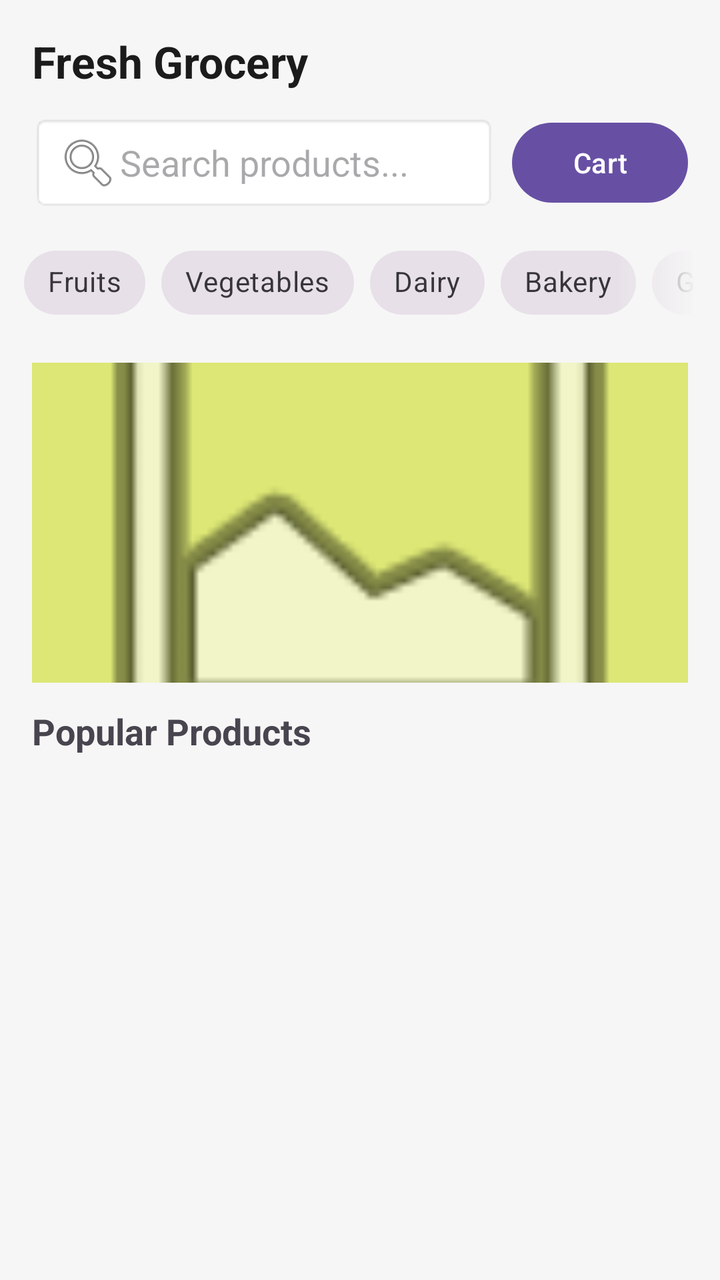
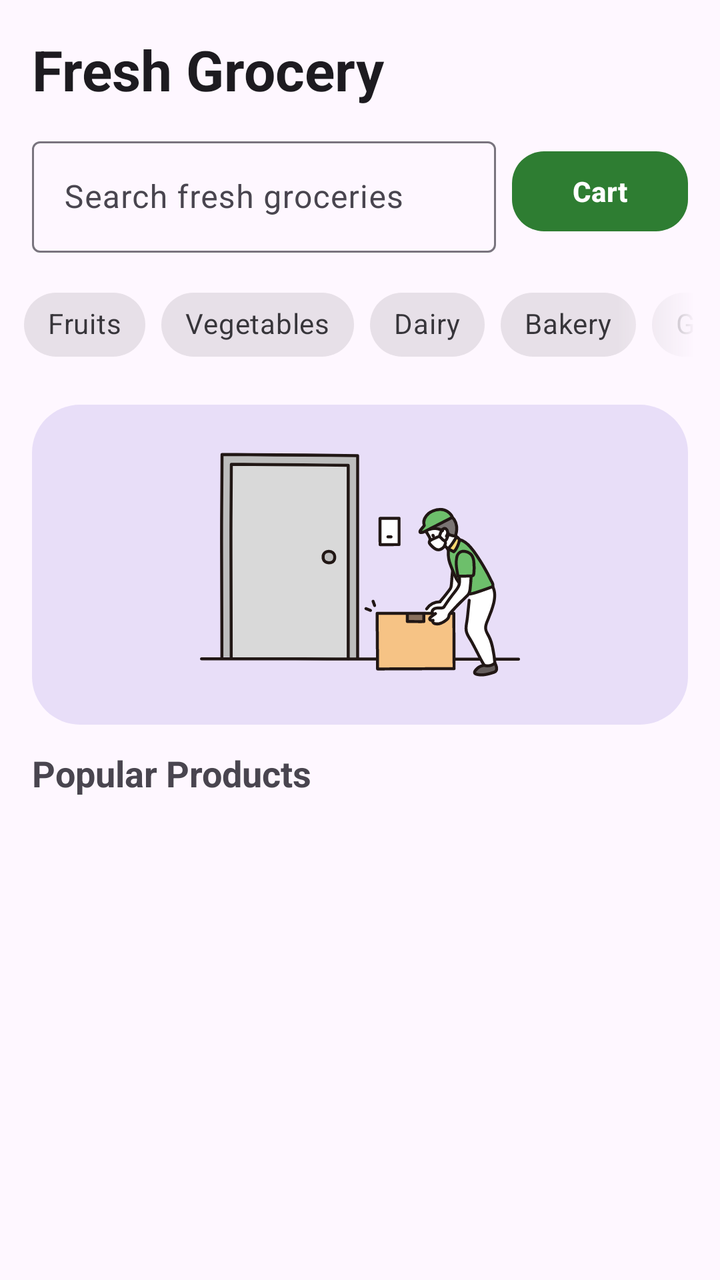

Compare the two renders of this Android layout. The source of the first and the diff that turns it into the second are given below.
<!-- AndroidManifest.xml: application theme Theme.EaseGrocery -->
<!-- res/layout/activity_home.xml -->
<?xml version="1.0" encoding="utf-8"?>
<androidx.constraintlayout.widget.ConstraintLayout
    xmlns:android="http://schemas.android.com/apk/res/android"
    xmlns:app="http://schemas.android.com/apk/res-auto"
    android:layout_width="match_parent"
    android:layout_height="match_parent"
    android:fitsSystemWindows="true"
    android:background="#F6F6F6">

    
    <TextView
        android:id="@+id/tvTitle"
        android:layout_width="wrap_content"
        android:layout_height="wrap_content"
        android:text="Fresh Grocery"
        android:textSize="22sp"
        android:textStyle="bold"
        android:textColor="#1B1B1B"
        android:layout_margin="16dp"
        app:layout_constraintTop_toTopOf="parent"
        app:layout_constraintStart_toStartOf="parent"/>

    <LinearLayout
        android:id="@+id/searchCartLayout"
        android:layout_width="0dp"
        android:layout_height="wrap_content"
        android:orientation="horizontal"
        android:layout_marginHorizontal="16dp"
        android:layout_marginTop="12dp"
        android:gravity="center_vertical"
        app:layout_constraintTop_toBottomOf="@id/tvTitle"
        app:layout_constraintStart_toStartOf="parent"
        app:layout_constraintEnd_toEndOf="parent">

        
        <EditText
            android:id="@+id/etSearch"
            android:layout_width="0dp"
            android:layout_height="48dp"
            android:layout_weight="1"
            android:hint="Search products..."
            android:padding="12dp"
            android:background="@android:drawable/editbox_background"
            android:drawableStart="@android:drawable/ic_menu_search"
            android:inputType="text"
            android:imeOptions="actionSearch"/>

        
        <Button
            android:id="@+id/btnCart"
            android:layout_width="wrap_content"
            android:layout_height="48dp"
            android:text="Cart"
            android:layout_marginStart="8dp"/>

    </LinearLayout>

    
    
    <HorizontalScrollView
        android:id="@+id/chipScroll"
        android:layout_width="0dp"
        android:layout_height="wrap_content"
        android:layout_marginTop="12dp"
        android:paddingStart="12dp"
        android:paddingEnd="12dp"
        android:scrollbars="none"
        app:layout_constraintTop_toBottomOf="@id/searchCartLayout"
        app:layout_constraintStart_toStartOf="parent"
        android:requiresFadingEdge="horizontal"
        android:fadingEdgeLength="40dp"
        android:overScrollMode="always"
        app:layout_constraintEnd_toEndOf="parent">

        <com.google.android.material.chip.ChipGroup
            android:id="@+id/chipGroupCategories"
            android:layout_width="wrap_content"
            android:layout_height="wrap_content"
            app:singleSelection="true"
            app:selectionRequired="false"
            app:chipSpacingHorizontal="8dp">

            <com.google.android.material.chip.Chip
                android:text="Fruits"
                android:layout_width="wrap_content"
                android:layout_height="wrap_content"
                style="@style/Widget.MaterialComponents.Chip.Choice"/>

            <com.google.android.material.chip.Chip
                android:text="Vegetables"
                android:layout_width="wrap_content"
                android:layout_height="wrap_content"
                style="@style/Widget.MaterialComponents.Chip.Choice"/>

            <com.google.android.material.chip.Chip
                android:text="Dairy"
                android:layout_width="wrap_content"
                android:layout_height="wrap_content"
                style="@style/Widget.MaterialComponents.Chip.Choice"/>

            <com.google.android.material.chip.Chip
                android:text="Bakery"
                android:layout_width="wrap_content"
                android:layout_height="wrap_content"
                style="@style/Widget.MaterialComponents.Chip.Choice"/>

            <com.google.android.material.chip.Chip
                android:text="Grocery"
                android:layout_width="wrap_content"
                android:layout_height="wrap_content"
                style="@style/Widget.MaterialComponents.Chip.Choice"/>

            <com.google.android.material.chip.Chip
                android:text="Beverages"
                android:layout_width="wrap_content"
                android:layout_height="wrap_content"
                style="@style/Widget.MaterialComponents.Chip.Choice"/>

            <com.google.android.material.chip.Chip
                android:text="Household"
                android:layout_width="wrap_content"
                android:layout_height="wrap_content"
                style="@style/Widget.MaterialComponents.Chip.Choice"/>

        </com.google.android.material.chip.ChipGroup>

    </HorizontalScrollView>

    
    <ImageView
        android:id="@+id/banner"
        android:layout_width="0dp"
        android:layout_height="160dp"
        android:layout_margin="16dp"
        android:scaleType="centerCrop"
        android:src="@android:drawable/ic_menu_gallery"
        android:background="#DCE775"

        app:layout_constraintStart_toStartOf="parent"
        app:layout_constraintTop_toBottomOf="@id/chipScroll"
        app:layout_constraintEnd_toEndOf="parent"/>

    
    <TextView
        android:id="@+id/tvSection"
        android:layout_width="wrap_content"
        android:layout_height="wrap_content"
        android:text="Popular Products"
        android:textSize="18sp"
        android:textStyle="bold"
        android:layout_marginStart="16dp"
        android:layout_marginTop="12dp"
        app:layout_constraintTop_toBottomOf="@id/banner"
        app:layout_constraintStart_toStartOf="parent"/>

    
    <androidx.recyclerview.widget.RecyclerView
        android:id="@+id/recyclerProducts"
        android:layout_width="0dp"
        android:layout_height="0dp"
        android:padding="8dp"
        app:layout_constraintTop_toBottomOf="@id/tvSection"
        app:layout_constraintBottom_toBottomOf="parent"
        app:layout_constraintStart_toStartOf="parent"
        app:layout_constraintEnd_toEndOf="parent"/>

</androidx.constraintlayout.widget.ConstraintLayout>
<!-- resources referenced by this layout -->
<resources>
  <style name="Theme.EaseGrocery" parent="Base.Theme.EaseGrocery" />
  <style name="Base.Theme.EaseGrocery" parent="Theme.Material3.DayNight.NoActionBar">
          
          
          <item name="android:windowDrawsSystemBarBackgrounds">true</item>
          <item name="android:windowTranslucentStatus">false</item>
      </style>
</resources>

<!-- the commit's change to res/layout/activity_home.xml (unified diff, before → after) -->
@@ -5,7 +5,9 @@
     android:layout_width="match_parent"
     android:layout_height="match_parent"
     android:fitsSystemWindows="true"
-    android:background="#F6F6F6">
+    android:background="?android:colorBackground"
+    android:clipChildren="false"
+    android:clipToPadding="false">
 
     
     <TextView
@@ -13,9 +15,9 @@
         android:layout_width="wrap_content"
         android:layout_height="wrap_content"
         android:text="Fresh Grocery"
-        android:textSize="22sp"
+        android:textColor="?android:textColorPrimary"
+        android:textSize="28sp"
         android:textStyle="bold"
-        android:textColor="#1B1B1B"
         android:layout_margin="16dp"
         app:layout_constraintTop_toTopOf="parent"
         app:layout_constraintStart_toStartOf="parent"/>
@@ -28,30 +30,55 @@
         android:layout_marginHorizontal="16dp"
         android:layout_marginTop="12dp"
         android:gravity="center_vertical"
+        android:clipChildren="false"
+        android:clipToPadding="false"
         app:layout_constraintTop_toBottomOf="@id/tvTitle"
         app:layout_constraintStart_toStartOf="parent"
         app:layout_constraintEnd_toEndOf="parent">
 
         
-        <EditText
-            android:id="@+id/etSearch"
+        <com.google.android.material.textfield.TextInputLayout
             android:layout_width="0dp"
-            android:layout_height="48dp"
+            android:layout_height="wrap_content"
             android:layout_weight="1"
-            android:hint="Search products..."
-            android:padding="12dp"
-            android:background="@android:drawable/editbox_background"
-            android:drawableStart="@android:drawable/ic_menu_search"
-            android:inputType="text"
-            android:imeOptions="actionSearch"/>
+            style="@style/Widget.Material3.TextInputLayout.OutlinedBox">
 
-        
-        <Button
-            android:id="@+id/btnCart"
+            <com.google.android.material.textfield.TextInputEditText
+                android:id="@+id/etSearch"
+                android:layout_width="match_parent"
+                android:layout_height="wrap_content"
+                android:hint="Search fresh groceries"/>
+        </com.google.android.material.textfield.TextInputLayout>
+
+        <FrameLayout
             android:layout_width="wrap_content"
-            android:layout_height="48dp"
-            android:text="Cart"
-            android:layout_marginStart="8dp"/>
+            android:layout_height="wrap_content"
+            android:layout_marginStart="8dp"
+            android:clipChildren="false"
+            android:clipToPadding="false">
+
+            <Button
+                android:id="@+id/btnCart"
+                style="@style/GreenButton"
+                android:layout_width="wrap_content"
+                android:layout_height="wrap_content"
+                android:text="Cart"/>
+
+            <TextView
+                android:id="@+id/tvCartBadge"
+                android:layout_width="20dp"
+                android:layout_height="20dp"
+                android:layout_gravity="top|end"
+                android:layout_marginTop="-4dp"
+                android:layout_marginEnd="-4dp"
+                android:background="@drawable/cart_badge_bg"
+                android:gravity="center"
+                android:text="0"
+                android:textColor="@android:color/white"
+                android:textSize="10sp"
+                android:textStyle="bold"
+                android:visibility="gone"/>
+        </FrameLayout>
 
     </LinearLayout>
 
@@ -77,6 +104,9 @@
             android:layout_width="wrap_content"
             android:layout_height="wrap_content"
             app:singleSelection="true"
+            style="@style/Widget.Material3.Chip.Filter"
+            app:chipBackgroundColor="@color/chip_bg"
+            app:checkedIconVisible="false"
             app:selectionRequired="false"
             app:chipSpacingHorizontal="8dp">
 
@@ -130,12 +160,12 @@
     <ImageView
         android:id="@+id/banner"
         android:layout_width="0dp"
+        android:clipChildren="true"
+        android:clipToPadding="true"
         android:layout_height="160dp"
         android:layout_margin="16dp"
-        android:scaleType="centerCrop"
-        android:src="@android:drawable/ic_menu_gallery"
-        android:background="#DCE775"
-
+        android:src="@drawable/ic_delivery"
+        android:background="@drawable/banner_bg"
         app:layout_constraintStart_toStartOf="parent"
         app:layout_constraintTop_toBottomOf="@id/chipScroll"
         app:layout_constraintEnd_toEndOf="parent"/>
<!-- resource entries referenced after the edit -->
@@ -1,11 +1,56 @@
 <!-- resources referenced by this layout -->
 <resources>
-  <style name="Theme.EaseGrocery" parent="Base.Theme.EaseGrocery" />
-  <style name="Base.Theme.EaseGrocery" parent="Theme.Material3.DayNight.NoActionBar">
+  <!-- drawable banner_bg (drawable) -->
+  <shape xmlns:android="http://schemas.android.com/apk/res/android">
+      <corners android:radius="24dp"/>
+      <solid android:color="?attr/colorSecondaryContainer"/>
+  </shape>
+  <!-- drawable cart_badge_bg (drawable) -->
+  <?xml version="1.0" encoding="utf-8"?>
+  <shape xmlns:android="http://schemas.android.com/apk/res/android"
+      android:shape="oval">
+  
+      <solid android:color="#FF3B30"/>
+  
+  </shape>
+  <!-- drawable ic_delivery: vector/xml drawable (drawable, 27114 chars, omitted) -->
+  <style name="GreenButton" parent="Widget.Material3.Button">
+          <item name="backgroundTint">?attr/colorPrimary</item>
+          <item name="android:textColor">?attr/colorOnPrimary</item>
+          <item name="cornerRadius">16dp</item>
+          <item name="android:textStyle">bold</item>
+      </style>
+  <style name="Theme.EaseGrocery" parent="Theme.Material3.DayNight.NoActionBar">
+  
+          <item name="colorPrimary">@color/colorPrimary</item>
+          <item name="colorSecondary">@color/colorSecondary</item>
+  
+          <item name="android:windowBackground">@color/colorBackground</item>
+  
+          <item name="android:windowLightStatusBar">true</item>
+          <item name="android:statusBarColor">@android:color/transparent</item>
+          <item name="android:navigationBarColor">@android:color/transparent</item>
+  
           
-          
-          <item name="android:windowDrawsSystemBarBackgrounds">true</item>
-          <item name="android:windowTranslucentStatus">false</item>
+          <item name="shapeAppearanceSmallComponent">@style/ShapeAppearance.EaseGrocery.Small</item>
+          <item name="shapeAppearanceMediumComponent">@style/ShapeAppearance.EaseGrocery.Medium</item>
+          <item name="shapeAppearanceLargeComponent">@style/ShapeAppearance.EaseGrocery.Large</item>
+  
+      </style>
+  <color name="colorPrimary">#2E7D32</color>
+  <color name="colorSecondary">#66BB6A</color>
+  <color name="colorBackground">#F4FAF4</color>
+  <style name="ShapeAppearance.EaseGrocery.Small" parent="ShapeAppearance.Material3.SmallComponent">
+          <item name="cornerFamily">rounded</item>
+          <item name="cornerSize">12dp</item>
+      </style>
+  <style name="ShapeAppearance.EaseGrocery.Medium" parent="ShapeAppearance.Material3.MediumComponent">
+          <item name="cornerFamily">rounded</item>
+          <item name="cornerSize">18dp</item>
+      </style>
+  <style name="ShapeAppearance.EaseGrocery.Large" parent="ShapeAppearance.Material3.LargeComponent">
+          <item name="cornerFamily">rounded</item>
+          <item name="cornerSize">28dp</item>
       </style>
 </resources>
 
